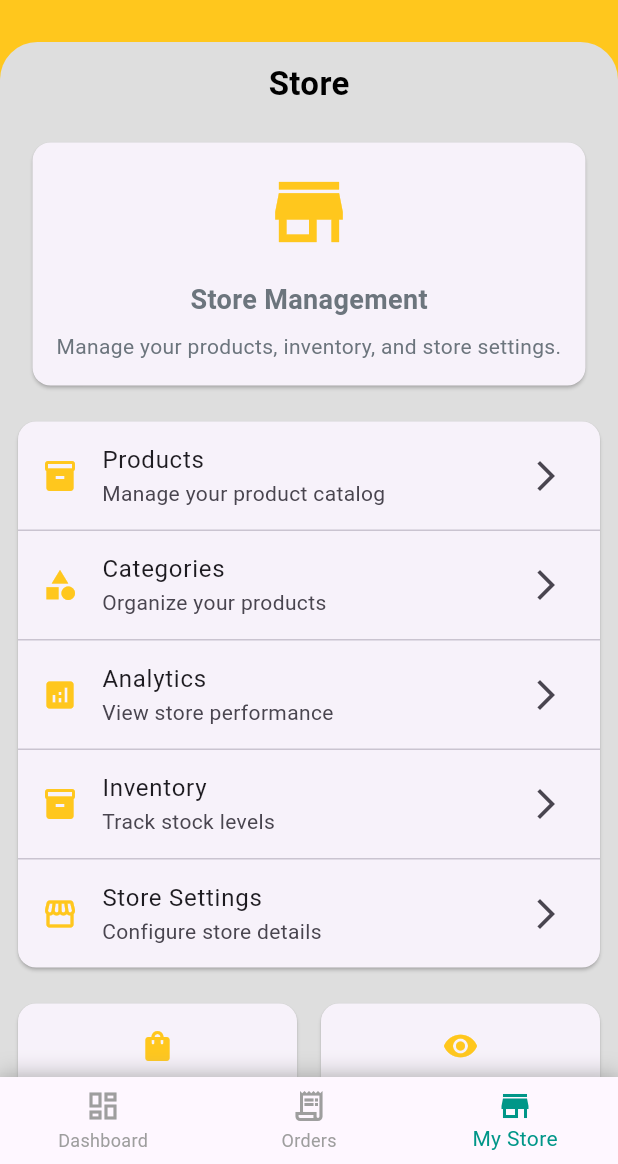
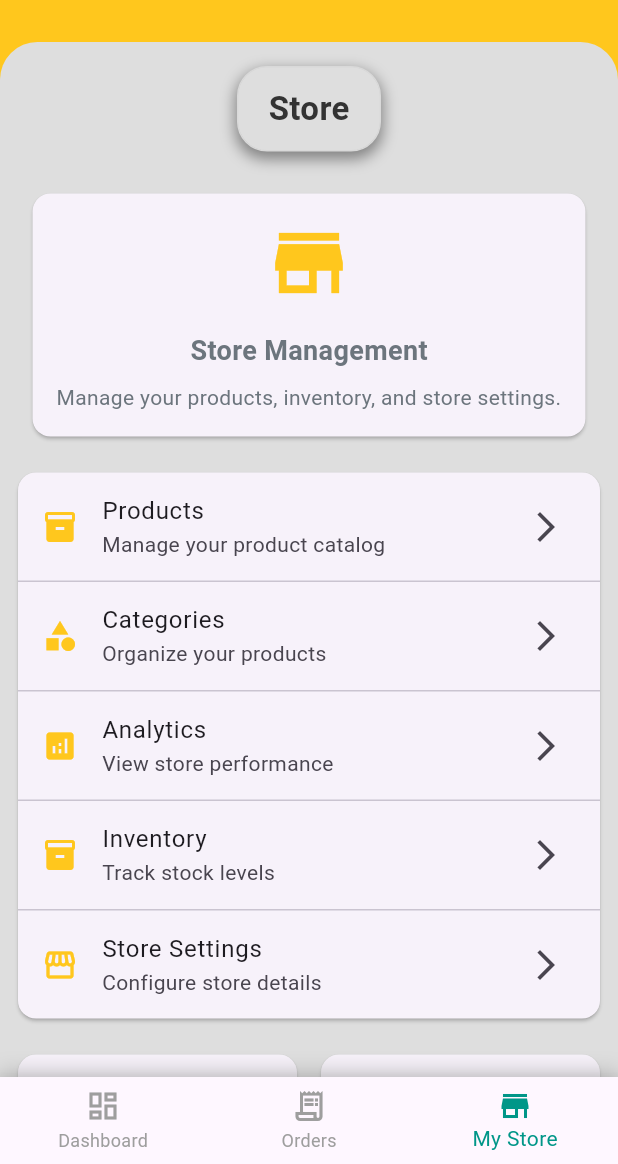
Before and after one commit to medazizarbi/tdiscount_vendor, a Flutter app: the screen it shows after launch, item 3 of the bottom bar chosen, on a phone screen of 412 x 824 dp, the part 72-1236 px from its top. Run offline on Flutter 3.47's test engine with Material 3 defaults, Android fonts, the phone set to English and light mode, and no system bars.

Commit message:
Add back button support to custom app bar and update styling in various screens
Add back button support to custom app bar
add a container for the screen title
change price color in order card

```diff
--- a/lib/utils/widgets/order_card.dart
+++ b/lib/utils/widgets/order_card.dart
@@ -96,10 +96,12 @@ class OrderCard extends StatelessWidget {
                   ),
                   Text(
                     totalPrice,
-                    style: const TextStyle(
+                    style: TextStyle(
                       fontSize: 16,
                       fontWeight: FontWeight.bold,
-                      color: TColors.primary,
+                      color: Theme.of(context).brightness == Brightness.light
+                          ? TColors.textPrimary
+                          : TColors.primary,
                     ),
                   ),
                 ],
--- a/lib/utils/widgets/screen_container.dart
+++ b/lib/utils/widgets/screen_container.dart
@@ -34,12 +34,44 @@ class ScreenContainer extends StatelessWidget {
               ),
               child: Column(
                 children: [
-                  // Title Row
+                  // Title Container with styled background
                   Padding(
                     padding: const EdgeInsets.symmetric(
-                        horizontal: 16.0, vertical: 12.0),
+                        horizontal: 16.0, vertical: 16.0),
+                    child: Container(
+                      padding: const EdgeInsets.symmetric(
+                          horizontal: 20.0, vertical: 12.0),
+                      decoration: BoxDecoration(
+                        color: themedColor(
+                          context,
+                          TColors.lightContainer,
+                          TColors.carddark,
+                        ),
+                        borderRadius: BorderRadius.circular(20),
+                        boxShadow: [
+                          BoxShadow(
+                            color: themedColor(
+                              context,
+                              TColors.black.withOpacity(0.5),
+                              TColors.white.withOpacity(0.3),
+                            ),
+                            blurRadius: 8,
+                            offset: const Offset(0, 4),
+                            spreadRadius: 1,
+                          ),
+                        ],
+                        border: Border.all(
+                          color: themedColor(
+                            context,
+                            TColors.borderPrimary,
+                            TColors.darkerGrey,
+                          ),
+                          width: 1,
+                        ),
+                      ),
                       child: Row(
                         mainAxisAlignment: MainAxisAlignment.center,
+                        mainAxisSize: MainAxisSize.min,
                         children: [
                           Text(
                             title,
@@ -48,12 +80,13 @@ class ScreenContainer extends StatelessWidget {
                               fontWeight: FontWeight.bold,
                               color: themedColor(
                                 context,
-                              Colors.black,
-                              Colors.white,
+                                TColors.textPrimary,
+                                TColors.textWhite,
                               ),
                             ),
                           ),
                         ],
+                      ),
                     ),
                   ),
                   // Content
--- a/lib/views/order_detail_screen.dart
+++ b/lib/views/order_detail_screen.dart
@@ -118,6 +118,7 @@ class _OrderDetailScreenState extends State<OrderDetailScreen> {
                 },
               ),
             ],
+            showBackButton: true,
             showThemeToggle: true,
             pinned: false,
             floating: true,
--- a/lib/views/product_detail_screen.dart
+++ b/lib/views/product_detail_screen.dart
@@ -52,6 +52,7 @@ class _ProductDetailScreenState extends State<ProductDetailScreen> {
                 },
               ),
             ],
+            showBackButton: true,
             showThemeToggle: true,
             pinned: false,
             floating: true,
--- a/lib/views/store_product_screen.dart
+++ b/lib/views/store_product_screen.dart
@@ -25,6 +25,7 @@ class StoreProductScreen extends StatelessWidget {
                 },
               ),
             ],
+            showBackButton: true,
             showThemeToggle: true,
             pinned: false,
             floating: true,
```
Also changed, not shown: lib/utils/widgets/custom_app_bar.dart (+10 -2 lines). Lines whose indentation alone changed are shown as unchanged.
